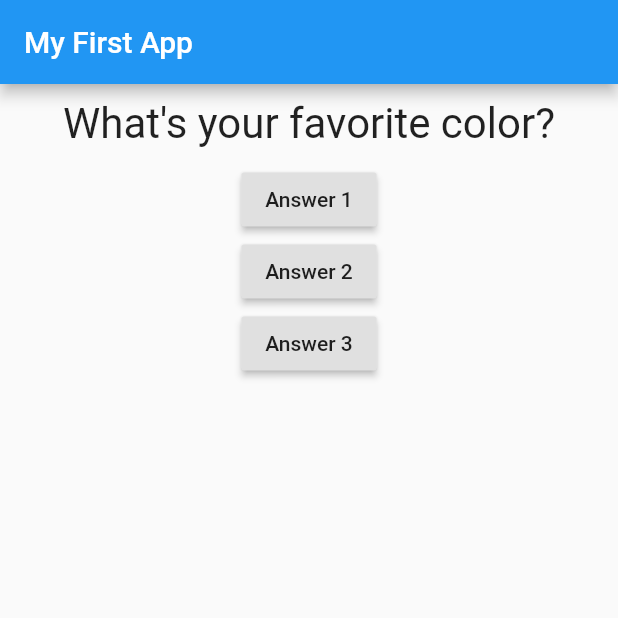
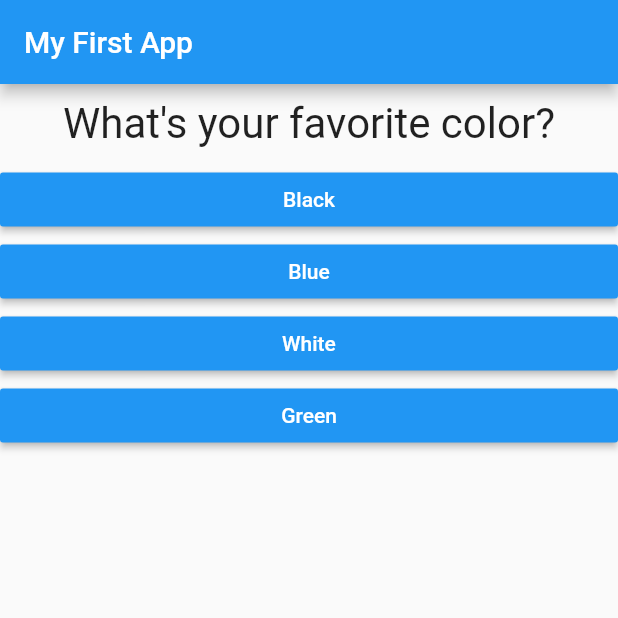
Before and after one commit to raihanns/flutter_quiz, a Flutter app: the screen it shows after launch, on a phone screen of 412 x 824 dp, the top half of it. Run offline on Flutter 3.47's test engine with Material 2 defaults, Android fonts, the phone set to English and light mode, and no system bars.

```diff
--- /dev/null
+++ b/lib/answer.dart
@@ -0,0 +1,22 @@
+import 'package:flutter/material.dart';
+
+class Answer extends StatelessWidget {
+  // const Answer({ Key? key }) : super(key: key);
+  final Function selectHandler;
+  final String answerText;
+
+  Answer(this.selectHandler, this.answerText);
+
+  @override
+  Widget build(BuildContext context) {
+    return Container(
+      width: double.infinity,
+      child: RaisedButton(
+        color: Colors.blue,
+        textColor: Colors.white,
+        child: Text(answerText),
+        onPressed: selectHandler,
+      ),
+    );
+  }
+}
--- a/lib/main.dart
+++ b/lib/main.dart
@@ -1,5 +1,6 @@
 import 'package:flutter/material.dart';
 import './question.dart';
+import './answer.dart';
 
 // void main() {
 //   runApp(MyApp());
@@ -27,8 +28,18 @@ class _MyAppState extends State<MyApp> {
   @override
   Widget build(BuildContext context) {
     var questions = [
-      'What\'s your favorite color?',
-      'What\'s your favorite animal?',
+      {
+        'questionText': 'What\'s your favorite color?',
+        'answers': ['Black', 'Blue', 'White', 'Green'],
+      },
+      {
+        'questionText': 'What\'s your favorite animal?',
+        'answers': ['Dog', 'Cat', 'Rabbit', 'Lion'],
+      },
+      {
+        'questionText': 'Who\'s your favorite instructor?',
+        'answers': ['Max', 'Xam', 'Max', 'Axm'],
+      },
     ];
     return MaterialApp(
       home: Scaffold(
@@ -38,25 +49,12 @@ class _MyAppState extends State<MyApp> {
         body: Column(
           children: [
             Question(
-              questions[_questionIndex],
+              questions[_questionIndex]['questionText'],
             ),
-            RaisedButton(
-              child: Text('Answer 1'),
-              onPressed: _answerQuestion,
-            ),
-            RaisedButton(
-              child: Text('Answer 2'),
-              onPressed: () => print('Answer 2 chosen!'),
-            ),
-            RaisedButton(
-              child: Text('Answer 3'),
-              onPressed: () {
-                //...
-                print('Answer 3 chosen!');
-              },
-            ),
-
-            // Text(questions[]),
+            ...(questions[_questionIndex]['answers'] as List<String>)
+                .map((answer) {
+              return Answer(_answerQuestion, answer);
+            }).toList()
           ],
         ),
       ),
```
